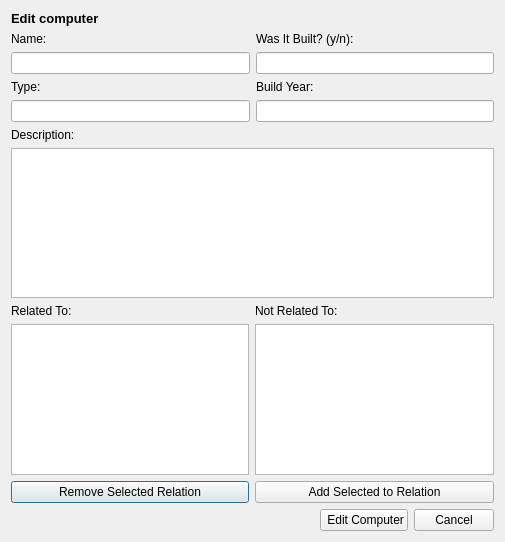
Before: the Qt Designer form vika3/ui/editcomputer.ui in hlynurstef/Verklegt-namskeid-1-vika-3, drawn with Qt 5.
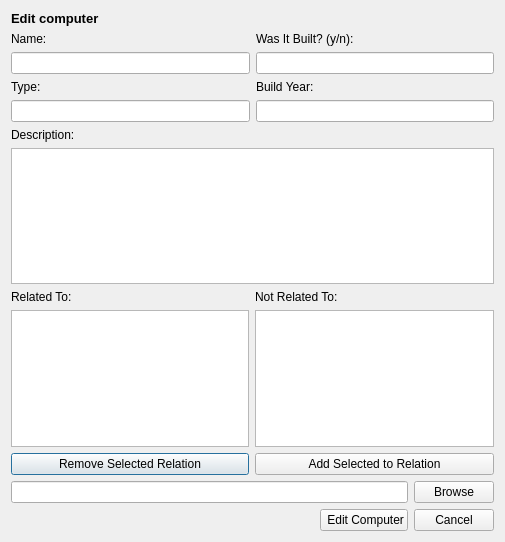
After: the same form once the commit is applied. Icons and pictures are not drawn.

Commit message: image in computer

What changed in the file:
```diff
--- a/vika3/ui/editcomputer.ui
+++ b/vika3/ui/editcomputer.ui
@@ -17,15 +17,15 @@
    <iconset resource="resources.qrc">
     <normaloff>:/icons/Images/edit_.png</normaloff>:/icons/Images/edit_.png</iconset>
   </property>
-  <layout class="QVBoxLayout" name="verticalLayout_5">
-   <item>
+  <layout class="QGridLayout" name="gridLayout">
+   <item row="0" column="0">
     <widget class="QLabel" name="label_edit_computer">
      <property name="text">
       <string>&lt;html&gt;&lt;head/&gt;&lt;body&gt;&lt;p&gt;&lt;span style=&quot; font-size:10pt; font-weight:600;&quot;&gt;Edit computer&lt;/span&gt;&lt;/p&gt;&lt;/body&gt;&lt;/html&gt;</string>
      </property>
     </widget>
    </item>
-   <item>
+   <item row="1" column="0" colspan="2">
     <layout class="QHBoxLayout" name="horizontalLayout_8">
      <item>
       <layout class="QVBoxLayout" name="verticalLayout_2">
@@ -121,7 +121,7 @@
      </item>
     </layout>
    </item>
-   <item>
+   <item row="2" column="0">
     <layout class="QHBoxLayout" name="horizontalLayout_4">
      <item>
       <widget class="QLabel" name="label_description">
@@ -139,10 +139,10 @@
      </item>
     </layout>
    </item>
-   <item>
+   <item row="3" column="0" colspan="2">
     <widget class="QTextEdit" name="edit_description"/>
    </item>
-   <item>
+   <item row="4" column="0" colspan="2">
     <layout class="QHBoxLayout" name="horizontalLayout_6">
      <item>
       <layout class="QVBoxLayout" name="verticalLayout_4">
@@ -188,7 +188,17 @@
      </item>
     </layout>
    </item>
-   <item>
+   <item row="5" column="0">
+    <widget class="QLineEdit" name="lineEdit_image"/>
+   </item>
+   <item row="5" column="1">
+    <widget class="QPushButton" name="pushButton_image">
+     <property name="text">
+      <string>Browse</string>
+     </property>
+    </widget>
+   </item>
+   <item row="6" column="0" colspan="2">
     <layout class="QHBoxLayout" name="horizontalLayout_7">
      <item>
       <spacer name="horizontalSpacer">
```
The commit also changes 13 other files.
